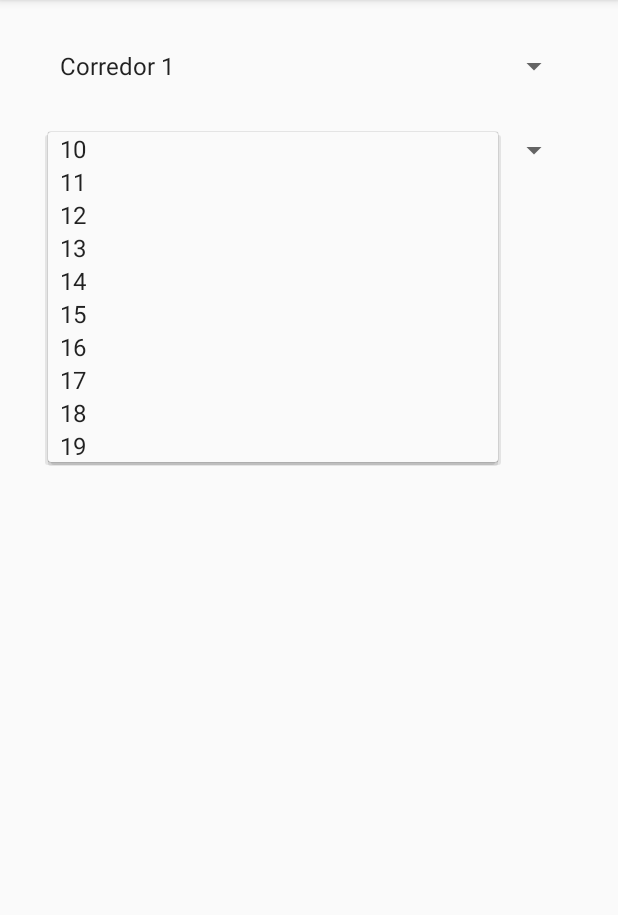
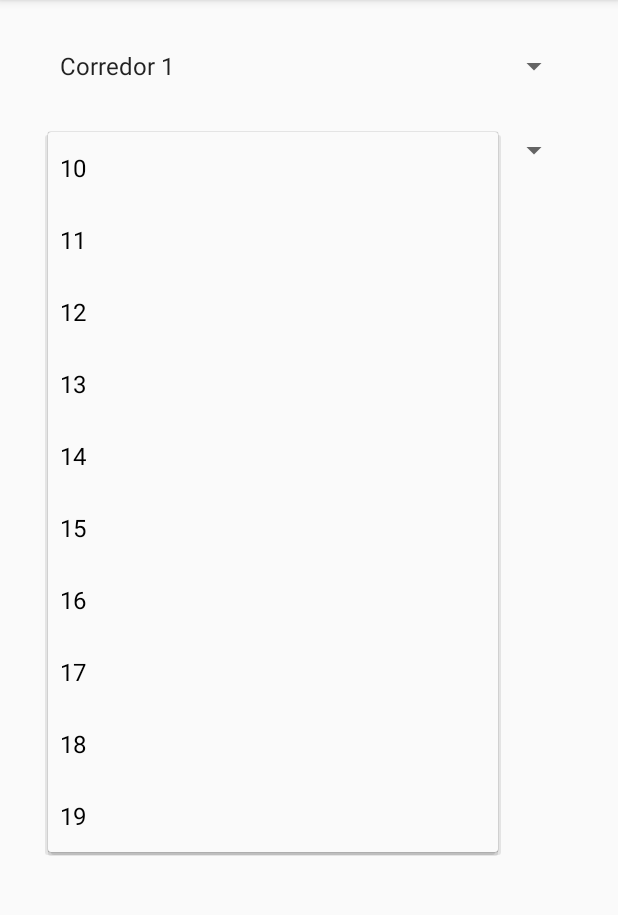
Before and after one commit to 13huntington/BlueBus, an Android app: the screen it shows after launch (BluePrincipal), after a tap on "10", on a phone screen of 412 x 824 dp, the part 84-999 px from its top. Run offline under Robolectric (Android 15) with nearby library versions, the phone set to English and light mode, and no system bars.

Commit message:
Ultimos cambios

```diff
--- a/app/build.gradle
+++ b/app/build.gradle
@@ -23,4 +23,5 @@ dependencies {
     compile fileTree(dir: 'libs', include: ['*.jar'])
     testCompile 'junit:junit:4.12'
     compile 'com.android.support:appcompat-v7:24.2.1'
+    compile 'com.google.android.gms:play-services-appindexing:8.4.0'
 }
--- a/app/src/main/AndroidManifest.xml
+++ b/app/src/main/AndroidManifest.xml
@@ -16,7 +16,11 @@
 
                 <category android:name="android.intent.category.LAUNCHER" />
             </intent-filter>
-        </activity>
+        </activity><!-- ATTENTION: This was auto-generated to add Google Play services to your project for
+     App Indexing.  See https://g.co/AppIndexing/AndroidStudio for more information. -->
+        <meta-data
+            android:name="com.google.android.gms.version"
+            android:value="@integer/google_play_services_version" />
     </application>
 
 </manifest>
--- a/app/src/main/java/com/example/crist/bluebus/BluePrincipal.java
+++ b/app/src/main/java/com/example/crist/bluebus/BluePrincipal.java
@@ -9,102 +9,166 @@ import android.widget.AdapterView;
 import android.widget.Button;
 import android.widget.Spinner;
 import android.widget.ArrayAdapter;
+import com.google.android.gms.appindexing.AppIndex;
+import com.google.android.gms.common.api.GoogleApiClient;
 import java.util.ArrayList;
 import java.util.List;
 
-public class BluePrincipal extends AppCompatActivity {
-    protected Spinner corredor,linea ;
+public class BluePrincipal extends AppCompatActivity  {
+    protected Spinner corredor, linea;
     Button buscar;
+
     BluetoothAdapter mBluetoothAdapter;
     int REQUEST_ENABLE_BT = 1;
     Bundle savedInstanceState;
+
     @Override
     protected void onCreate(Bundle savedInstanceState) {
         super.onCreate(savedInstanceState);
+        this.savedInstanceState = savedInstanceState;
         setContentView(R.layout.activity_blue_principal);
-        this.savedInstanceState =  savedInstanceState;
+        linea = (Spinner) findViewById(R.id.spLinea);
+        corredor = (Spinner) findViewById(R.id.spCorredor);
+        buscar = (Button) findViewById(R.id.btnBuscar);
         addItemsOnSpinner();
-        buscar =(Button) findViewById(R.id.btnBuscar);
         mBluetoothAdapter = BluetoothAdapter.getDefaultAdapter();
         if (!mBluetoothAdapter.isEnabled()) {
             Intent enableBtIntent = new Intent(BluetoothAdapter.ACTION_REQUEST_ENABLE);
             startActivityForResult(enableBtIntent, REQUEST_ENABLE_BT);
         }
-}
+
+    }
+
     public void buscarA(View v) {
         AdministracionDeBLE dsa = new AdministracionDeBLE();
         dsa.find(this);
     }
 
-    private void addItemsOnSpinner(){
-        linea = (Spinner) findViewById(R.id.spLinea);
-        corredor = (Spinner) findViewById(R.id.spCorredor);
-        List<Corredor> listaCorredores = new ArrayList<Corredor>();
+    private void addItemsOnSpinner() {
+        final List<Corredor> listaCorredores = new ArrayList<>();
         cargarLista(listaCorredores);
-        ArrayAdapter<Corredor> dataAdapterCorredor = new ArrayAdapter<Corredor>(this,android.R.layout.simple_spinner_item, listaCorredores);
+        final ArrayAdapter<Corredor> dataAdapterCorredor = new ArrayAdapter<>(this, android.R.layout.simple_spinner_item, listaCorredores);
         dataAdapterCorredor.setDropDownViewResource(android.R.layout.simple_spinner_dropdown_item);
         corredor.setAdapter(dataAdapterCorredor);
+        linea.setAdapter(dataAdapterCorredor);
+
+
         corredor.setOnItemSelectedListener(new AdapterView.OnItemSelectedListener() {
 
             @Override
             public void onItemSelected(AdapterView<?> arg0, View view, int position, long id) {
-                Corredor corredorSeleccionado= (Corredor) corredor.getItemAtPosition(position);
-                List<String> listaLineas = corredorSeleccionado.getLineas();
-                ArrayAdapter<String> dataAdapterLinea = new ArrayAdapter<String>(getApplicationContext(),android.R.layout.simple_spinner_item, listaLineas);
+                Corredor corredorSeleccionado = (Corredor) corredor.getItemAtPosition(position);
+                ArrayList<String> listaLineas = corredorSeleccionado.getLineas();
+
+                final ArrayAdapter<String> dataAdapterLinea = new ArrayAdapter<>(corredor.getContext(), android.R.layout.simple_spinner_item, listaLineas);
+                dataAdapterLinea.setDropDownViewResource(android.R.layout.simple_spinner_dropdown_item);
                 linea.setAdapter(dataAdapterLinea);
+
             }
 
             @Override
             public void onNothingSelected(AdapterView<?> arg0) {
-            //no seleccionó nada
+                //no seleccionó nada
             }
         });
+
+
     }
 
-    private void cargarLista(List <Corredor> listaCorredores){
-        List<String> lineas;
+    private void cargarLista(List<Corredor> listaCorredores) {
+        ArrayList<String> lineas;
         Corredor auxCorredor = new Corredor(1);
         lineas = new ArrayList<String>() {{
-            add("10");add("11");add("12");add("13");add("14");add("15");add("16");add("17");add("18");add("19");
+            add("10");
+            add("11");
+            add("12");
+            add("13");
+            add("14");
+            add("15");
+            add("16");
+            add("17");
+            add("18");
+            add("19");
         }};
         auxCorredor.setLineas(lineas);
         listaCorredores.add(auxCorredor);
         auxCorredor = new Corredor(2);
         lineas = new ArrayList<String>() {{
-            add("20");add("21");add("22");add("23");add("24");add("25");add("26");add("27");add("28");add("29");
+            add("20");
+            add("21");
+            add("22");
+            add("23");
+            add("24");
+            add("25");
+            add("26");
+            add("27");
+            add("28");
+            add("29");
         }};
         auxCorredor.setLineas(lineas);
         listaCorredores.add(auxCorredor);
         auxCorredor = new Corredor(3);
         lineas = new ArrayList<String>() {{
-            add("30");add("31");add("32");add("33");add("34");add("35");add("36");
+            add("30");
+            add("31");
+            add("32");
+            add("33");
+            add("34");
+            add("35");
+            add("36");
         }};
         auxCorredor.setLineas(lineas);
         listaCorredores.add(auxCorredor);
         auxCorredor = new Corredor(4);
         lineas = new ArrayList<String>() {{
-            add("40");add("41");add("42");add("43");add("44");add("45");
+            add("40");
+            add("41");
+            add("42");
+            add("43");
+            add("44");
+            add("45");
         }};
         auxCorredor.setLineas(lineas);
         listaCorredores.add(auxCorredor);
         auxCorredor = new Corredor(5);
         lineas = new ArrayList<String>() {{
-            add("50");add("51");add("52");add("53");add("54");
+            add("50");
+            add("51");
+            add("52");
+            add("53");
+            add("54");
         }};
         auxCorredor.setLineas(lineas);
         listaCorredores.add(auxCorredor);
         auxCorredor = new Corredor(6);
         lineas = new ArrayList<String>() {{
-            add("60");add("61");add("62");add("63");add("64");add("65");add("66");add("67");add("68");
+            add("60");
+            add("61");
+            add("62");
+            add("63");
+            add("64");
+            add("65");
+            add("66");
+            add("67");
+            add("68");
         }};
         auxCorredor.setLineas(lineas);
         listaCorredores.add(auxCorredor);
         auxCorredor = new Corredor(7);
         lineas = new ArrayList<String>() {{
-            add("70");add("71");add("72");add("73");add("74");add("75");add("76");
+            add("70");
+            add("71");
+            add("72");
+            add("73");
+            add("74");
+            add("75");
+            add("76");
         }};
         auxCorredor.setLineas(lineas);
         listaCorredores.add(auxCorredor);
     }
 
+
+
+
 }
--- a/app/src/main/java/com/example/crist/bluebus/Corredor.java
+++ b/app/src/main/java/com/example/crist/bluebus/Corredor.java
@@ -8,7 +8,7 @@ import java.util.List;
  */
 public class Corredor {
     private final int numero;
-    private List<String> lineas;
+    private ArrayList<String> lineas;
 
     public Corredor(int numero, ArrayList<String> lineas){
         this.lineas = lineas;
@@ -23,11 +23,11 @@ public class Corredor {
         return numero;
     }
 
-    public List<String> getLineas() {
+    public  ArrayList<String> getLineas() {
         return lineas;
     }
 
-    public void setLineas(List<String> lineas) {
+    public void setLineas( ArrayList<String> lineas) {
         this.lineas = lineas;
     }
 
--- a/app/src/main/res/layout/activity_blue_principal.xml
+++ b/app/src/main/res/layout/activity_blue_principal.xml
@@ -11,14 +11,14 @@
 
   <Spinner
       android:id="@+id/spCorredor"
-      android:layout_width="fill_parent"
+      android:layout_width="match_parent"
       android:layout_height="wrap_content"
       android:layout_margin="@dimen/activity_vertical_margin">
 
   </Spinner>
     <Spinner
         android:id="@+id/spLinea"
-        android:layout_width="fill_parent"
+        android:layout_width="match_parent"
         android:layout_height="wrap_content"
         android:layout_below="@id/spCorredor"
         android:layout_margin="@dimen/activity_vertical_margin"
--- a/build.gradle
+++ b/build.gradle
@@ -5,7 +5,7 @@ buildscript {
         jcenter()
     }
     dependencies {
-        classpath 'com.android.tools.build:gradle:2.2.0'
+        classpath 'com.android.tools.build:gradle:2.2.1'
 
         // NOTE: Do not place your application dependencies here; they belong
         // in the individual module build.gradle files
```
